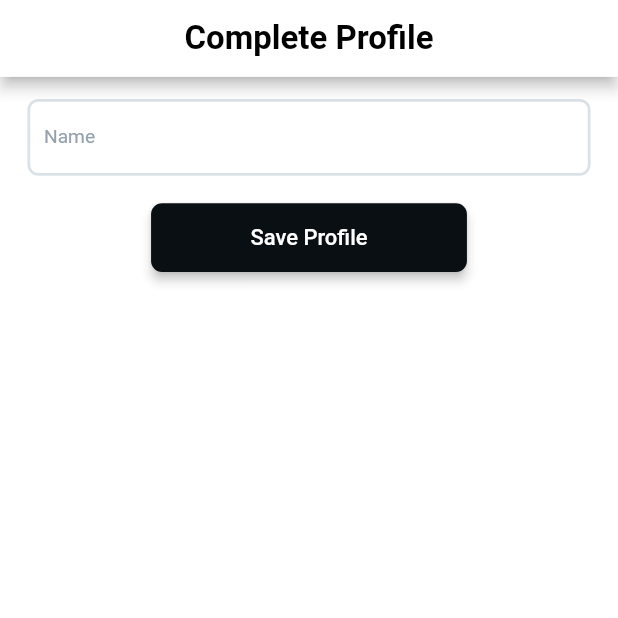
After one commit to Brendan-H/InstructionArsenal, a Flutter app: the CompleteProfileWidget screen opened directly, on a phone screen of 412 x 824 dp, the top half of it. The commit adds this screen. Run offline on Flutter 3.47's test engine with Material 2 defaults, Android fonts, the phone set to English and light mode, and no system bars; our stand-ins replace dio, firebase_auth, firebase_core, font_awesome_flutter, google_fonts, responsive_framework and 2 more; accounts and stored records are empty; Roboto replaces fonts that are missing (Lexend Deca).

Commit message:
complete profile page and start of profile page

```diff
--- /dev/null
+++ b/instruction_arsenal/lib/login_page/complete_profile_widget.dart
@@ -0,0 +1,228 @@
+import 'package:firebase_auth/firebase_auth.dart';
+import 'package:instruction_arsenal/homepage/homepage.dart';
+
+import '../utils/widgets.dart';
+import '../main.dart';
+import 'package:flutter/material.dart';
+
+class CompleteProfileWidget extends StatefulWidget {
+  const CompleteProfileWidget({Key? key}) : super(key: key);
+
+  @override
+  _CompleteProfileWidgetState createState() => _CompleteProfileWidgetState();
+}
+
+class _CompleteProfileWidgetState extends State<CompleteProfileWidget> {
+  bool isMediaUploading = false;
+  String uploadedFileUrl = '';
+
+  TextEditingController? addNameController;
+  final scaffoldKey = GlobalKey<ScaffoldState>();
+
+  @override
+  void initState() {
+    super.initState();
+    addNameController = TextEditingController();
+  }
+
+  @override
+  void dispose() {
+    addNameController?.dispose();
+    super.dispose();
+  }
+
+  @override
+  Widget build(BuildContext context) {
+    return Scaffold(
+      key: scaffoldKey,
+      backgroundColor: Colors.white60,
+      appBar: AppBar(
+        backgroundColor: Colors.white,
+        automaticallyImplyLeading: false,
+        title: Text(
+          'Complete Profile',
+          style: TextStyle(
+            fontFamily: 'Lexend Deca',
+            color: Colors.black,
+            fontSize: 24,
+            fontWeight: FontWeight.bold,
+          ),
+        ),
+        actions: [],
+        centerTitle: true,
+        elevation: 4,
+      ),
+      body: SafeArea(
+        child: Column(
+          mainAxisSize: MainAxisSize.max,
+          children: [
+            // Align(
+            //   alignment: AlignmentDirectional(0, 0),
+            //   child: Padding(
+            //     padding: EdgeInsetsDirectional.fromSTEB(0, 20, 0, 0),
+            //     child: InkWell(
+            //       onTap: () async {
+            //         null;
+            //         // final selectedMedia = await selectMedia(
+            //         //   maxWidth: 1000.00,
+            //         //   maxHeight: 1000.00,
+            //         //   mediaSource: MediaSource.photoGallery,
+            //         //   multiImage: false,
+            //         // );
+            //         // if (selectedMedia != null &&
+            //         //     selectedMedia.every((m) =>
+            //         //         validateFileFormat(m.storagePath, context))) {
+            //         //   setState(() => isMediaUploading = true);
+            //         //   var downloadUrls = <String>[];
+            //         //   try {
+            //         //     showUploadMessage(
+            //         //       context,
+            //         //       'Uploading file...',
+            //         //       showLoading: true,
+            //         //     );
+            //         //     downloadUrls = (await Future.wait(
+            //         //       selectedMedia.map(
+            //         //             (m) async =>
+            //         //         await uploadData(m.storagePath, m.bytes),
+            //         //       ),
+            //         //     ))
+            //         //         .where((u) => u != null)
+            //         //         .map((u) => u!)
+            //         //         .toList();
+            //         //   } finally {
+            //         //     ScaffoldMessenger.of(context).hideCurrentSnackBar();
+            //         //     isMediaUploading = false;
+            //         //   }
+            //         //   if (downloadUrls.length == selectedMedia.length) {
+            //         //     setState(() => uploadedFileUrl = downloadUrls.first);
+            //         //     showUploadMessage(context, 'Success!');
+            //         //   } else {
+            //         //     setState(() {});
+            //         //     showUploadMessage(context, 'Failed to upload media');
+            //         //     return;
+            //         //   }
+            //         // }
+            //       },
+            //       child: Container(
+            //         width: 80,
+            //         height: 80,
+            //         clipBehavior: Clip.antiAlias,
+            //         decoration: BoxDecoration(
+            //           shape: BoxShape.circle,
+            //         ),
+            //         child: Image.asset(
+            //           'assets/images/uiAvatar@2x.png',
+            //         ),
+            //       ),
+            //     ),
+            //   ),
+            // ),
+            Padding(
+              padding: EdgeInsetsDirectional.fromSTEB(20, 16, 20, 0),
+              child: Row(
+                mainAxisSize: MainAxisSize.max,
+                mainAxisAlignment: MainAxisAlignment.center,
+                children: [
+                  Expanded(
+                    child: TextFormField(
+                      controller: addNameController,
+                      obscureText: false,
+                      decoration: InputDecoration(
+                        labelText: 'Name',
+                        labelStyle:
+                        TextStyle(
+                          fontFamily: 'Lexend Deca',
+                          color: Color(0xFF95A1AC),
+                          fontSize: 14,
+                          fontWeight: FontWeight.normal,
+                        ),
+                        hintText: 'Enter your full name here...',
+                        hintStyle:
+                        TextStyle(
+                          fontFamily: 'Lexend Deca',
+                          color: Color(0xFF95A1AC),
+                          fontSize: 14,
+                          fontWeight: FontWeight.normal,
+                        ),
+                        enabledBorder: OutlineInputBorder(
+                          borderSide: BorderSide(
+                            color: Color(0xFFDBE2E7),
+                            width: 2,
+                          ),
+                          borderRadius: BorderRadius.circular(8),
+                        ),
+                        focusedBorder: OutlineInputBorder(
+                          borderSide: BorderSide(
+                            color: Color(0xFFDBE2E7),
+                            width: 2,
+                          ),
+                          borderRadius: BorderRadius.circular(8),
+                        ),
+                        errorBorder: OutlineInputBorder(
+                          borderSide: BorderSide(
+                            color: Color(0x00000000),
+                            width: 2,
+                          ),
+                          borderRadius: BorderRadius.circular(8),
+                        ),
+                        focusedErrorBorder: OutlineInputBorder(
+                          borderSide: BorderSide(
+                            color: Color(0x00000000),
+                            width: 2,
+                          ),
+                          borderRadius: BorderRadius.circular(8),
+                        ),
+                        filled: true,
+                        fillColor: Colors.white,
+                      ),
+                      style: TextStyle(
+                        fontFamily: 'Lexend Deca',
+                        color: Color(0xFF2B343A),
+                        fontSize: 14,
+                        fontWeight: FontWeight.normal,
+                      ),
+                    ),
+                  ),
+                ],
+              ),
+            ),
+            Padding(
+              padding: EdgeInsetsDirectional.fromSTEB(0, 20, 0, 0),
+              child: BrendanButtonWidget(
+                onPressed: () async {
+                  FirebaseAuth.instance.currentUser!.updateDisplayName(addNameController!.text);
+                  await Navigator.pushAndRemoveUntil(
+                    context,
+                    MaterialPageRoute(
+                      builder: (context) =>
+                          Homepage()
+                    ),
+                        (r) => false,
+                  );
+                },
+                text: 'Save Profile',
+                options: BrendanButtonOptions(
+                  width: 230,
+                  height: 50,
+                  color: Color(0xFF090F13),
+                  textStyle: TextStyle(
+                    fontFamily: 'Lexend Deca',
+                    color: Colors.white,
+                    fontSize: 16,
+                    fontWeight: FontWeight.w500,
+                  ),
+                  elevation: 3,
+                  borderSide: BorderSide(
+                    color: Colors.transparent,
+                    width: 1,
+                  ),
+                  borderRadius: 8,
+                ),
+              ),
+            ),
+          ],
+        ),
+      ),
+    );
+  }
+}
```
Also changed, not shown: instruction_arsenal/lib/homepage/homepage.dart (+12 -2 lines), instruction_arsenal/lib/homepage/profile/profile_page.dart (added, +75 -0 lines), instruction_arsenal/lib/login_page/login_page.dart (+19 -1 lines).
